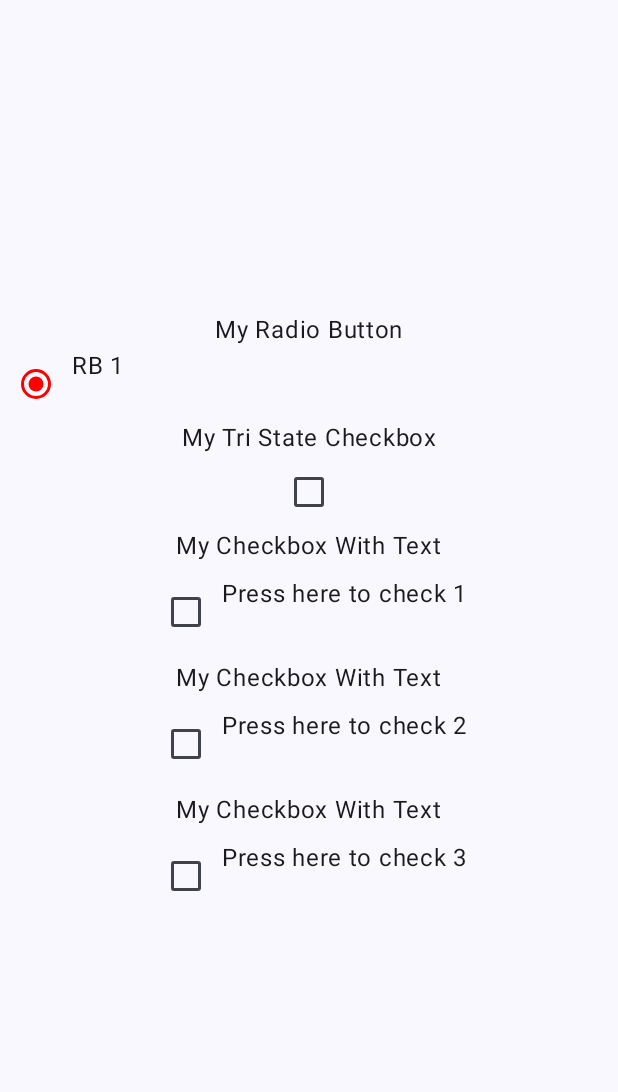
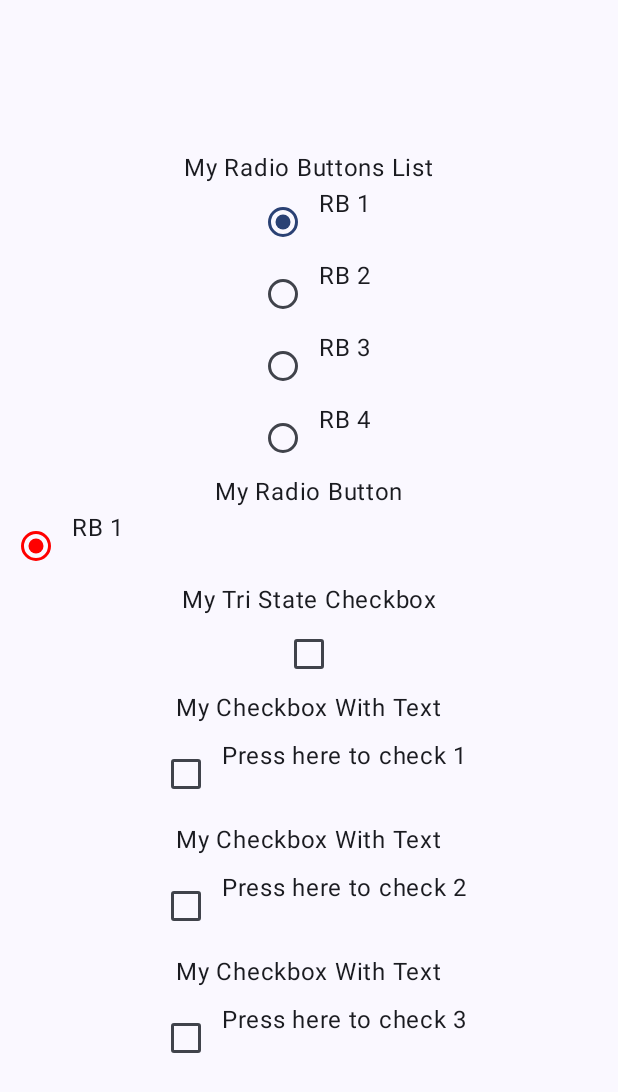
Before and after one commit to veselin0/Jetpack-Compose-Aristedes-Updated, an Android app built with Jetpack Compose: the screen it shows after launch (MainActivity), on a phone screen of 412 x 824 dp. Shown: the top 1092 px of the screen. Run offline under Robolectric (Android 15) with nearby library versions, the phone set to English and light mode, and no system bars.

Commit message:
71. State hoisting con múltiples RadioButton

```diff
--- a/MyUpgradedApplication/app/src/main/java/com/example/myupgradedapplication/MainActivity.kt
+++ b/MyUpgradedApplication/app/src/main/java/com/example/myupgradedapplication/MainActivity.kt
@@ -20,6 +20,7 @@ import androidx.compose.ui.tooling.preview.Devices
 import androidx.compose.ui.tooling.preview.Preview
 import com.example.myupgradedapplication.components.MyMultipleCheckboxWithText
 import com.example.myupgradedapplication.components.MyRadioButton
+import com.example.myupgradedapplication.components.MyRadioButtonsList
 import com.example.myupgradedapplication.components.MyTriStateCheckbox
 import com.example.myupgradedapplication.login.Greeting
 import com.example.myupgradedapplication.ui.theme.CheckInfo
@@ -37,6 +38,7 @@ class MainActivity : ComponentActivity() {
                     "Press here to check 3"
                 )
             )
+            var selected by rememberSaveable { mutableStateOf("RB 1") }
             MyUpgradedApplicationTheme {
 //                var state by rememberSavable { mutableStateOf(false) }
 //                val checkInfo = CheckInfo(
@@ -52,6 +54,7 @@ class MainActivity : ComponentActivity() {
                         Arrangement.Center,
                         Alignment.CenterHorizontally
                     ) {
+                        MyRadioButtonsList(selected) { selected = it }
                         MyRadioButton()
                         MyTriStateCheckbox()
                         myOptions.forEach {
--- a/MyUpgradedApplication/app/src/main/java/com/example/myupgradedapplication/components/SelectionControlComponents.kt
+++ b/MyUpgradedApplication/app/src/main/java/com/example/myupgradedapplication/components/SelectionControlComponents.kt
@@ -7,13 +7,11 @@ import androidx.compose.foundation.layout.Row
 import androidx.compose.foundation.layout.Spacer
 import androidx.compose.foundation.layout.fillMaxSize
 import androidx.compose.foundation.layout.fillMaxWidth
-import androidx.compose.foundation.layout.height
 import androidx.compose.foundation.layout.padding
 import androidx.compose.foundation.layout.width
 import androidx.compose.material3.Checkbox
 import androidx.compose.material3.CheckboxDefaults
 import androidx.compose.material3.RadioButton
-import androidx.compose.material3.RadioButtonColors
 import androidx.compose.material3.RadioButtonDefaults
 import androidx.compose.material3.Switch
 import androidx.compose.material3.SwitchDefaults
@@ -154,3 +152,28 @@ fun MyRadioButton(modifier: Modifier = Modifier) {
         Text(text = "RB 1")
     }
 }
+
+@Composable
+fun MyRadioButtonsList(
+    name: String,
+    onItemSelected: (String) -> Unit
+) {
+//    var selected by rememberSaveable { mutableStateOf("RB 1") }
+    Text(text = "My Radio Buttons List")
+    Row {
+        RadioButton(onClick = { onItemSelected("RB 1") }, selected = name == "RB 1")
+        Text(text = "RB 1")
+    }
+    Row {
+        RadioButton(onClick = { onItemSelected("RB 2") }, selected = name == "RB 2")
+        Text(text = "RB 2")
+    }
+    Row {
+        RadioButton(onClick = { onItemSelected("RB 3") }, selected = name == "RB 3")
+        Text(text = "RB 3")
+    }
+    Row {
+        RadioButton(onClick = { onItemSelected("RB 4") }, selected = name == "RB 4")
+        Text(text = "RB 4")
+    }
+}
--- a/MyUpgradedApplication/gradle/libs.versions.toml
+++ b/MyUpgradedApplication/gradle/libs.versions.toml
@@ -1,5 +1,5 @@
 [versions]
-agp = "8.8.2"
+agp = "8.9.0"
 constraintlayoutCompose = "1.1.0"
 kotlin = "2.0.0"
 coreKtx = "1.15.0"
```
